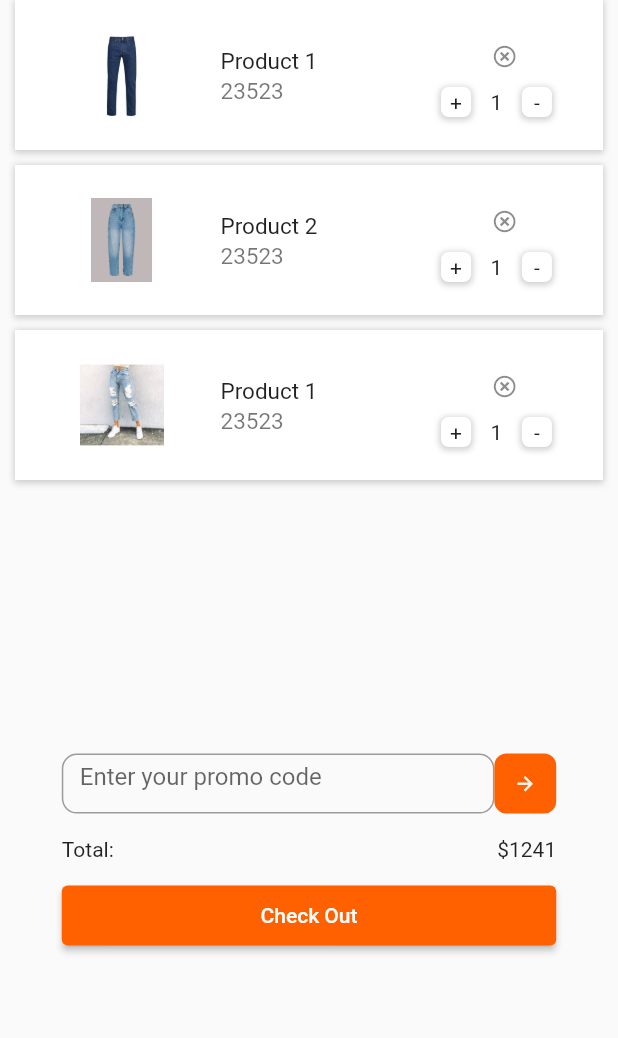
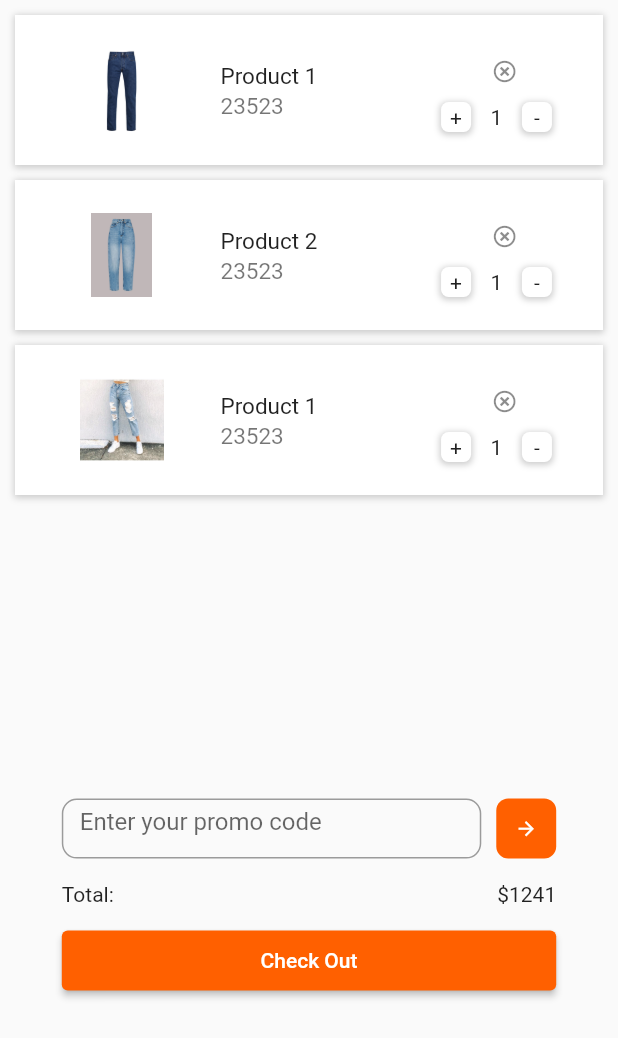
Before and after one commit to excelitai-gunjon/classy-ecom-ui-test-1, a Flutter app: the CartList widget shown alone on an empty page, opened directly, on a phone screen of 412 x 824 dp. Shown: the top 1038 px of the screen. Run offline on Flutter 3.47's test engine with Material 2 defaults, Android fonts, the phone set to English and light mode, and no system bars; our stand-ins replace carousel_slider, country_code_picker, dotted_border, flutter_image_slideshow, flutter_screenutil, font_awesome_flutter and 1 more; missing offline and left inert: dcdg.

Commit message:
from mostofa bro

```diff
--- a/lib/main.dart
+++ b/lib/main.dart
@@ -14,7 +14,7 @@ import 'package:flutter_localizations/flutter_localizations.dart';
 import 'package:flutter_screenutil/flutter_screenutil.dart';
 import 'package:provider/provider.dart';
 import 'package:dcdg/dcdg.dart';
-
+//from mostofa
 import 'model/cart_model.dart';
 import 'model/woman_category_model.dart';
 
--- a/lib/view/cart_page/cart_page.dart
+++ b/lib/view/cart_page/cart_page.dart
@@ -22,6 +22,7 @@ class _CartListState extends State<CartList> {
     return SingleChildScrollView(
       child: Column(
         children: [
+          SizedBox(height: 10,),
           SizedBox(
             height: MediaQuery.of(context).size.height * .6,
             child: ListView.separated(
@@ -174,6 +175,8 @@ class _CartListState extends State<CartList> {
               },
             ),
           ),
+
+          SizedBox(height: 20,),
           Padding(
             padding: const EdgeInsets.symmetric(vertical: 8.0),
             child: SizedBox(
@@ -196,6 +199,7 @@ class _CartListState extends State<CartList> {
                       ),
                     ),
                   ),
+                  SizedBox(width: 10,),
                   Expanded(
                     flex: 1,
                     child: Container(
```
